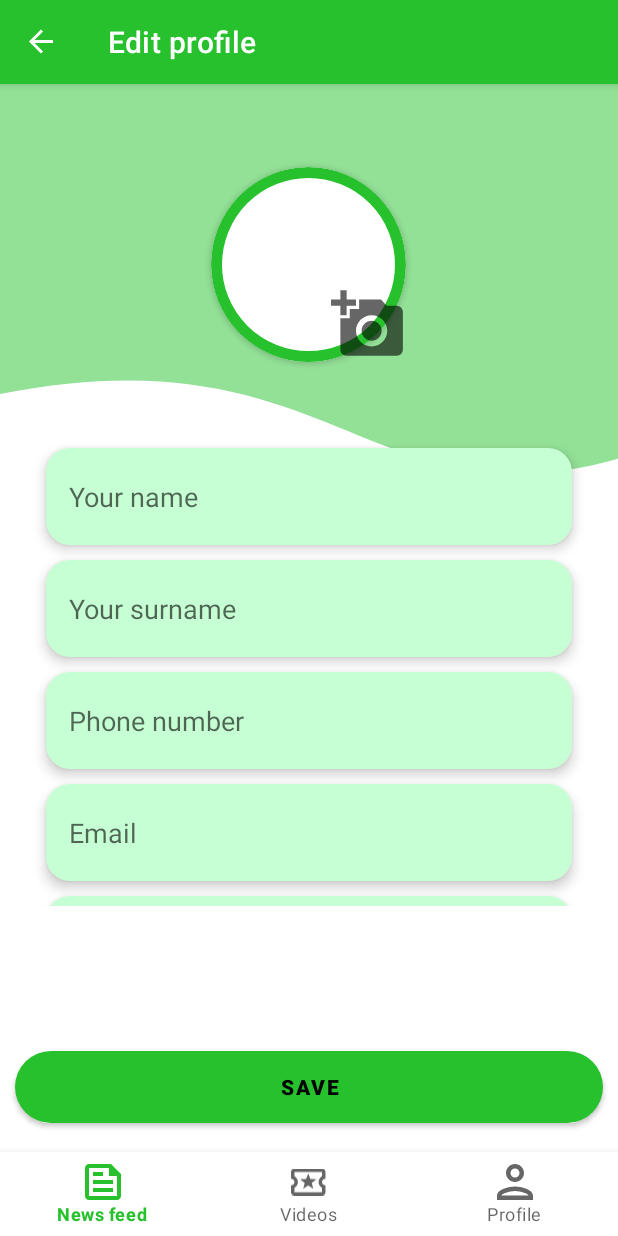
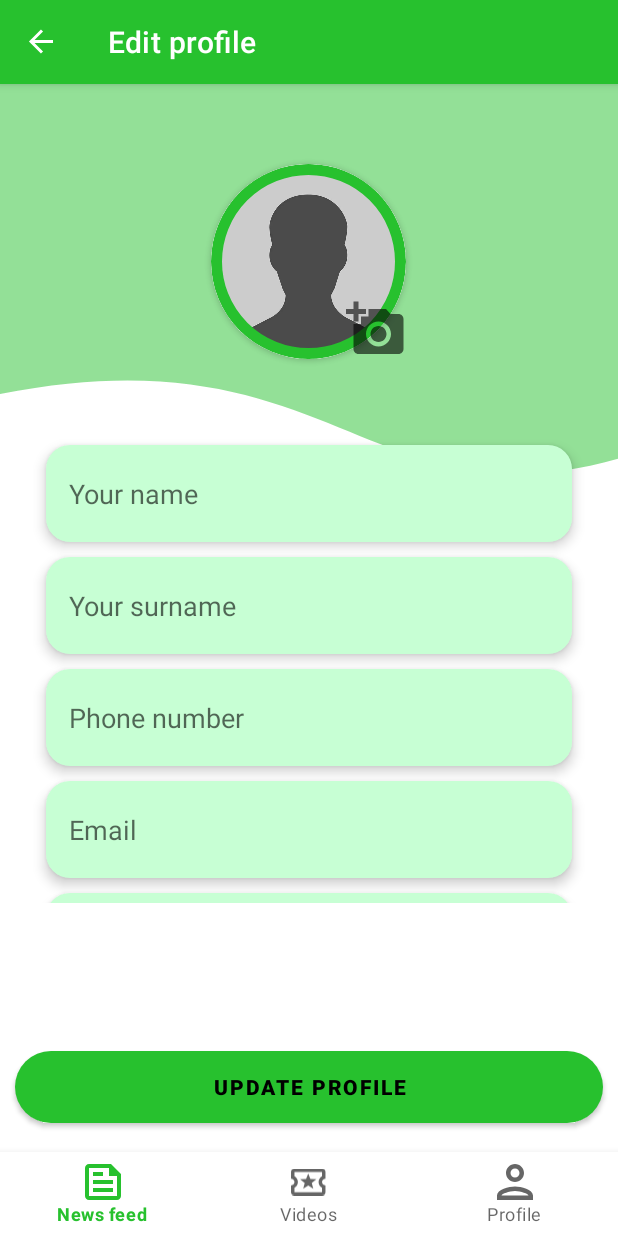
Before and after one commit to Android-Academy-Global/AndroidAcademyClient, an Android app: the EditProfileFragment screen opened through its navigation route, on a phone screen of 412 x 824 dp. Run offline under Robolectric (Android 15) with nearby library versions, the phone set to English and light mode, and no system bars; our stand-ins replace Dagger/Hilt's generated code, navigation-ui; libraries missing offline, so code that uses them is left out: by.kirich1409.viewbindingdelegate; pictures from the network do not load; 11 statements that could not run were skipped.

Commit message:
- Implemented button animation fade_out upon scrolling down and fade upon scrolling up - Fixed some UI Profile and EditProfile issues - Added avatar placeholder and decreased size of change ava button

```diff
--- a/app/src/main/java/com/academy/android/ui/profile/EditProfileFragment.kt
+++ b/app/src/main/java/com/academy/android/ui/profile/EditProfileFragment.kt
@@ -11,7 +11,9 @@ import android.util.Patterns
 import android.view.LayoutInflater
 import android.view.View
 import android.view.ViewGroup
+import android.view.animation.AnimationUtils
 import androidx.activity.result.contract.ActivityResultContracts
+import androidx.core.view.isVisible
 import androidx.fragment.app.Fragment
 import androidx.fragment.app.viewModels
 import androidx.lifecycle.lifecycleScope
@@ -55,7 +57,8 @@ class EditProfileFragment: Fragment(), ImagePickerDialog.ImageSelectInterface {
             //filling profile with all the necessary data
             editProfViewModel.profileData.collectLatest { profile ->
                 //avatar
-                vb.profilePicture.load(profile.profPic)
+                profPicture = profile.profPic
+                vb.profilePicture.load(profPicture)
                 //name
                 vb.fieldEditName.setText(profile.name)
                 //surname
@@ -80,7 +83,22 @@ class EditProfileFragment: Fragment(), ImagePickerDialog.ImageSelectInterface {
 
     override fun onViewCreated(view: View, savedInstanceState: Bundle?) {
         super.onViewCreated(view, savedInstanceState)
+        setupNestedScrollListener()
         setupListeners()
+    }
+
+    private fun setupNestedScrollListener() {
+        if (android.os.Build.VERSION.SDK_INT >= android.os.Build.VERSION_CODES.M) {
+            vb.fieldsScroll.setOnScrollChangeListener { _, _, scrollY, _, oldScrollY ->
+                if ((scrollY > oldScrollY) && vb.btnSaveProfile.isVisible){
+                    vb.btnSaveProfile.startAnimation(AnimationUtils.loadAnimation(context, R.anim.fade_out))
+                    vb.btnSaveProfile.isVisible = false
+                } else if ((scrollY < oldScrollY) && !vb.btnSaveProfile.isVisible){
+                    vb.btnSaveProfile.startAnimation(AnimationUtils.loadAnimation(context, R.anim.fade_in))
+                    vb.btnSaveProfile.isVisible = true
+                }
+            }
+        }
     }
 
     private fun setupListeners() {
--- a/app/src/main/res/drawable/profile_image_border.xml
+++ b/app/src/main/res/drawable/profile_image_border.xml
@@ -6,7 +6,7 @@
     android:thicknessRatio="2.0"
     android:useLevel="false">
 
-    <solid android:color="@android:color/white"/>
+    <solid android:color="@android:color/transparent"/>
     <stroke
         android:width="7dp"
         android:color="#27C12E"/>
--- a/app/src/main/res/layout/fragment_edit_profile.xml
+++ b/app/src/main/res/layout/fragment_edit_profile.xml
@@ -7,45 +7,44 @@
     android:layout_height="match_parent"
     tools:context=".ui.profile.EditProfileFragment">
 
-
     <androidx.cardview.widget.CardView
         android:id="@+id/editProfileCard"
         android:layout_width="130dp"
         android:layout_height="130dp"
         app:cardCornerRadius="65dp"
-        android:layout_marginTop="55dp"
+        android:layout_marginTop="53dp"
         app:layout_constraintEnd_toEndOf="parent"
         app:layout_constraintHorizontal_bias="0.498"
         app:layout_constraintStart_toStartOf="parent"
         app:layout_constraintTop_toTopOf="parent"
         >
 
-        <LinearLayout
+        <ImageView
+            android:id="@+id/profilePicture"
             android:layout_width="match_parent"
-            android:layout_height="match_parent">
+            android:layout_height="match_parent"
+            android:scaleType="centerCrop"
+            android:src="@drawable/avatar_placeholder" />
 
-            <ImageView
-                android:id="@+id/profilePicture"
-                android:layout_width="match_parent"
-                android:layout_height="match_parent"
-                android:background="@drawable/profile_image_border"
-                android:scaleType="centerCrop"
-                />
-
-        </LinearLayout>
+        <ImageView
+            android:id="@+id/profAvaBorder"
+            android:layout_width="match_parent"
+            android:layout_height="match_parent"
+            android:src="@drawable/profile_image_border"/>
 
     </androidx.cardview.widget.CardView>
 
     <ImageView
         android:id="@+id/selectPic"
-        android:layout_width="50dp"
-        android:layout_height="50dp"
+        android:layout_width="40dp"
+        android:layout_height="40dp"
         android:src="@drawable/ic_add_picture"
         android:elevation="10dp"
         app:layout_constraintBottom_toBottomOf="@+id/editProfileCard"
         app:layout_constraintEnd_toEndOf="@+id/editProfileCard" />
 
-    <ScrollView
+    <androidx.core.widget.NestedScrollView
+        android:id="@+id/fieldsScroll"
         android:layout_width="match_parent"
         android:layout_height="315dp"
         android:fillViewport="true"
@@ -149,7 +148,7 @@
 
         </androidx.constraintlayout.widget.ConstraintLayout>
 
-    </ScrollView>
+    </androidx.core.widget.NestedScrollView>
 
     <Button
         android:id="@+id/btn_save_profile"
--- a/app/src/main/res/navigation/mobile_navigation.xml
+++ b/app/src/main/res/navigation/mobile_navigation.xml
@@ -28,7 +28,7 @@
             app:enterAnim="@anim/slide_left"
             app:exitAnim="@anim/fade_out"
             app:popEnterAnim="@anim/fade_in"
-            app:popExitAnim="@anim/slide_right" />
+            app:popExitAnim="@anim/slide_right"/>
         <action
             android:id="@+id/action_edit_profile"
             app:destination="@id/navigation_edit_profile"
--- a/app/src/main/res/values/strings.xml
+++ b/app/src/main/res/values/strings.xml
@@ -21,7 +21,7 @@
     <string name="edit_number">Phone number</string>
     <string name="edit_email">Email</string>
     <string name="edit_status">You are…(Student, Mentor, Organizer)</string>
-    <string name="btn_save_profile">Save</string>
+    <string name="btn_save_profile">Update profile</string>
     <string name="become_speaker_label">Become speaker</string>
     <string name="edit_profile_label">Edit profile</string>
     <string name="pick_dialog_camera">Camera</string>
```
Also changed, not shown: app/src/main/res/layout/fragment_profile.xml (+24 -6 lines), app/src/main/res/drawable/avatar_placeholder.webp (added), 1 other file.
